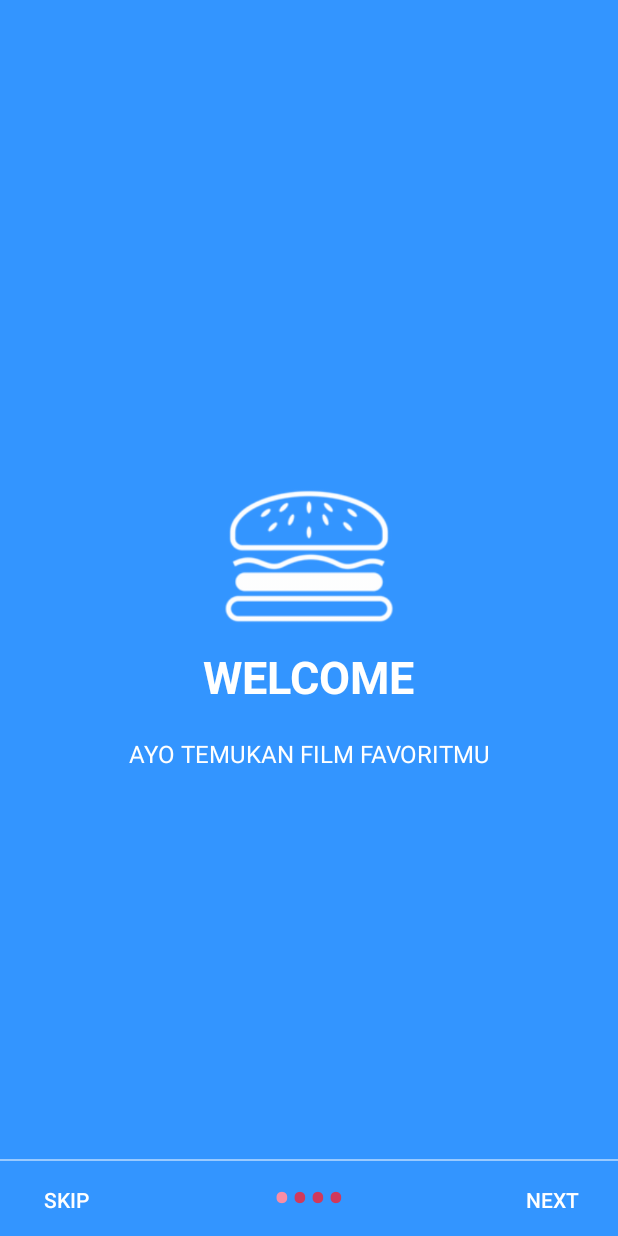
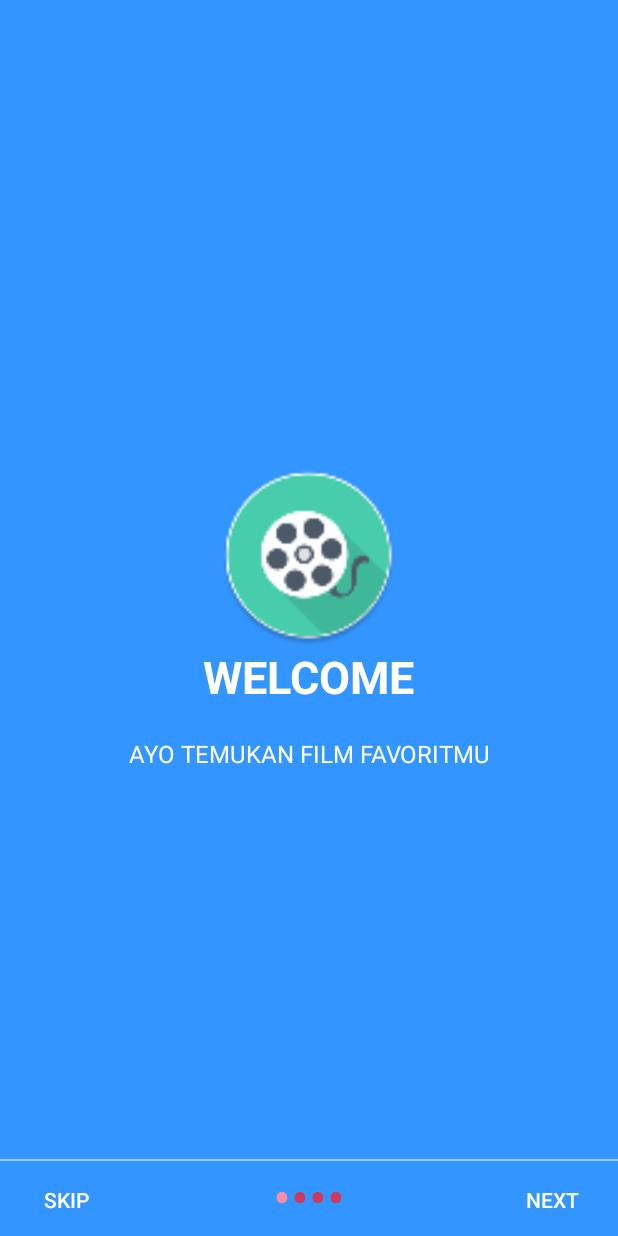
Before and after one commit to aprilliale/TheMovie, an Android app: the screen it shows after launch (WelcomeActivity), on a phone screen of 412 x 824 dp. Run offline under Robolectric (Android 15) with nearby library versions, the phone set to English and light mode, and no system bars.

```diff
--- a/app/src/main/res/layout/welcome_slide1.xml
+++ b/app/src/main/res/layout/welcome_slide1.xml
@@ -15,7 +15,7 @@
         <ImageView
             android:layout_width="@dimen/img_width_height"
             android:layout_height="@dimen/img_width_height"
-            android:src="@drawable/ic_food" />
+            android:src="@mipmap/ic_fiilm" />
 
         <TextView
             android:layout_width="wrap_content"
--- a/app/src/main/res/layout/welcome_slide2.xml
+++ b/app/src/main/res/layout/welcome_slide2.xml
@@ -14,7 +14,7 @@
         <ImageView
             android:layout_width="@dimen/img_width_height"
             android:layout_height="@dimen/img_width_height"
-            android:src="@drawable/ic_discount" />
+            android:src="@drawable/ic_action_play" />
 
         <TextView
             android:layout_width="wrap_content"
--- a/app/src/main/res/layout/welcome_slide3.xml
+++ b/app/src/main/res/layout/welcome_slide3.xml
@@ -14,7 +14,7 @@
         <ImageView
             android:layout_width="@dimen/img_width_height"
             android:layout_height="@dimen/img_width_height"
-            android:src="@drawable/ic_travel" />
+            android:src="@drawable/ic_action_upcoming" />
 
         <TextView
             android:layout_width="wrap_content"
--- a/app/src/main/res/layout/welcome_slide4.xml
+++ b/app/src/main/res/layout/welcome_slide4.xml
@@ -14,7 +14,7 @@
         <ImageView
             android:layout_width="@dimen/img_width_height"
             android:layout_height="@dimen/img_width_height"
-            android:src="@drawable/ic_movie" />
+            android:src="@drawable/ic_action_toprate" />
 
         <TextView
             android:layout_width="wrap_content"
--- a/app/src/main/res/menu/activity_main_drawer.xml
+++ b/app/src/main/res/menu/activity_main_drawer.xml
@@ -12,7 +12,7 @@
             android:title="Upcoming" />
         <item
             android:id="@+id/nav_new"
-            android:icon="@drawable/ic_action_new"
+            android:icon="@drawable/ic_action_toprate"
             android:title="Top Rate" />
     </group>
 
```
Also changed, not shown: app/src/main/res/drawable-hdpi/ic_action_toprate.png (added), app/src/main/res/drawable-mdpi/ic_action_toprate.png (added), app/src/main/res/drawable-xhdpi/ic_action_toprate.png (added), app/src/main/res/drawable-xxhdpi/ic_action_toprate.png (added).
